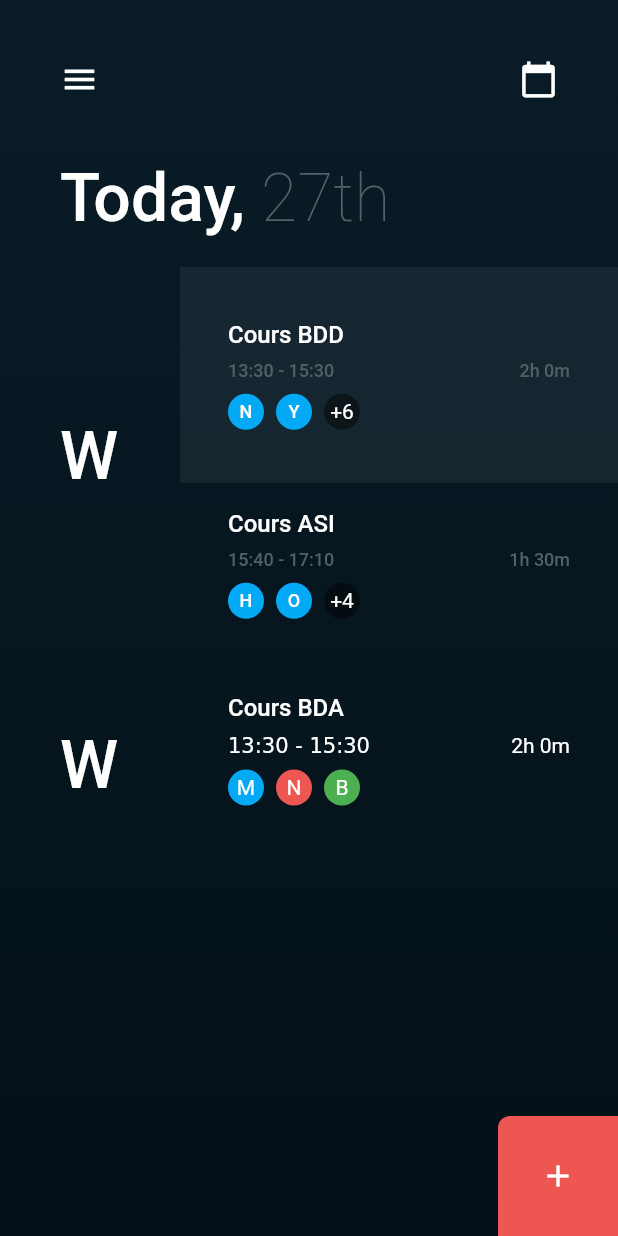
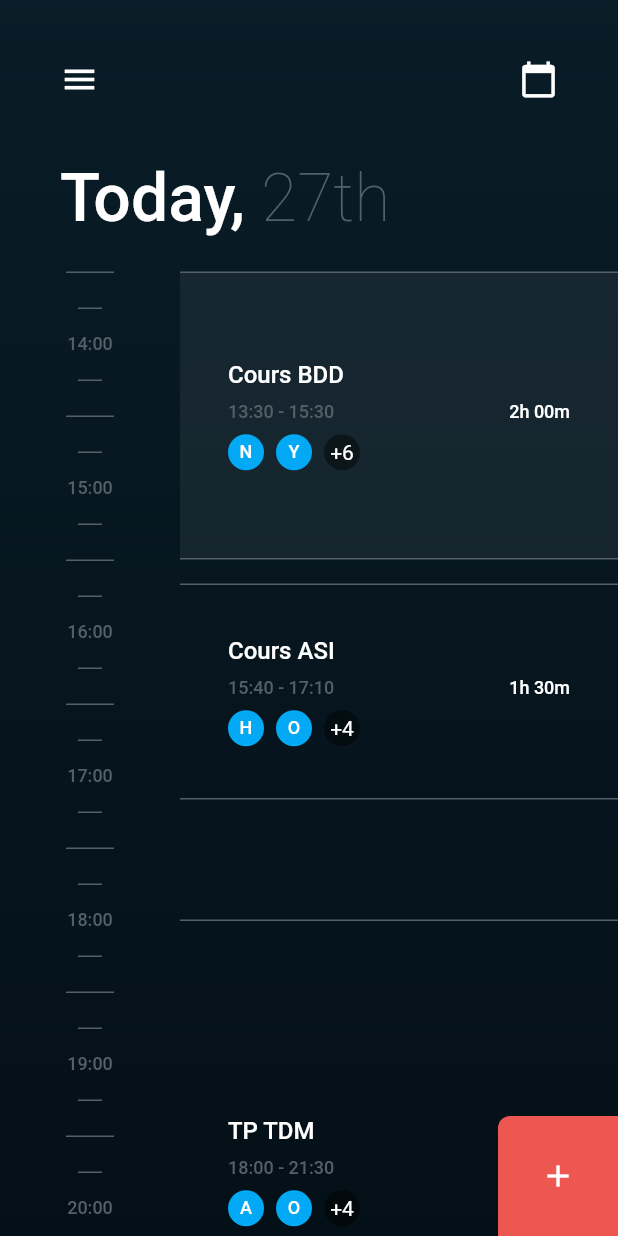
Before and after one commit to Majidbouikken/asi_gestion_absences, a Flutter app: the screen it shows after launch, on a phone screen of 412 x 824 dp. Run offline on Flutter 3.47's test engine with Material 2 defaults, Android fonts, the phone set to English and light mode, and no system bars; our stand-ins replace flutter_svg; Roboto replaces fonts that are missing (GothicA1); statements that could not run were skipped.

Commit message:
Today's event list done 📅

```diff
--- a/lib/model/event.dart
+++ b/lib/model/event.dart
@@ -51,5 +51,22 @@ class Event {
         Student.testStudents[2],
       ],
     ),
+    Event(
+      "3",
+      "TP TDM",
+      "Shared preferences",
+      "Salle Visio",
+      DateTime(2021, 3, 31, 18, 0),
+      DateTime(2021, 3, 31, 21, 30),
+      "url",
+      <Student>[
+        Student.testStudents[3],
+        Student.testStudents[6],
+        Student.testStudents[5],
+        Student.testStudents[4],
+        Student.testStudents[7],
+        Student.testStudents[2],
+      ],
+    ),
   ];
 }
--- a/lib/view/pages/home_page.dart
+++ b/lib/view/pages/home_page.dart
@@ -30,27 +30,23 @@ class HomePage extends StatelessWidget {
                   padding: const EdgeInsets.symmetric(horizontal: 40.0),
                   child: RichText(
                       textAlign: TextAlign.left,
-                          text: TextSpan(
-                              style: TextStyle(fontSize: 30),
-                              children: [
+                      text: TextSpan(style: TextStyle(fontSize: 30), children: [
                         TextSpan(
                             text: 'Today, ',
-                                    style:
-                                        Theme.of(context).textTheme.headline1),
+                            style: Theme.of(context).textTheme.headline1),
                         TextSpan(
                             text: '27th',
-                                    style:
-                                        Theme.of(context).textTheme.headline2),
+                            style: Theme.of(context).textTheme.headline2),
                       ])),
                 ),
                 SizedBox(
-                      height: 20,
+                  height: 11,
                 ),
                 // todo: add event
                 Row(
                   children: [
                     // todo: add timeline
-                        Container(
+                    /*Container(
                       width: 120,
                       child: Padding(
                         padding: const EdgeInsets.only(left: 40.0),
@@ -66,8 +62,10 @@ class HomePage extends StatelessWidget {
                                           .headline1),
                                 ])),
                       ),
-                        ),
-                        EventList(events: Event.testEvents,)
+                    ),*/
+                    EventList(
+                      todayEvents: Event.testEvents,
+                    )
                   ],
                 ),
                 Row(
@@ -104,8 +102,7 @@ class HomePage extends StatelessWidget {
                             height: 8,
                           ),
                           Row(
-                                mainAxisAlignment:
-                                MainAxisAlignment.spaceBetween,
+                            mainAxisAlignment: MainAxisAlignment.spaceBetween,
                             children: [
                               RichText(
                                   text: TextSpan(children: [
@@ -127,8 +124,7 @@ class HomePage extends StatelessWidget {
                                 alignment: Alignment.center,
                                 decoration: BoxDecoration(
                                     color: Colors.lightBlue,
-                                        borderRadius:
-                                        BorderRadius.circular(12)),
+                                    borderRadius: BorderRadius.circular(12)),
                                 child: Text('M'),
                               ),
                               SizedBox(
@@ -140,8 +136,7 @@ class HomePage extends StatelessWidget {
                                 alignment: Alignment.center,
                                 decoration: BoxDecoration(
                                     color: Theme.of(context).buttonColor,
-                                        borderRadius:
-                                        BorderRadius.circular(12)),
+                                    borderRadius: BorderRadius.circular(12)),
                                 child: Text('N'),
                               ),
                               SizedBox(
@@ -153,8 +148,7 @@ class HomePage extends StatelessWidget {
                                 alignment: Alignment.center,
                                 decoration: BoxDecoration(
                                     color: Colors.green,
-                                        borderRadius:
-                                        BorderRadius.circular(12)),
+                                    borderRadius: BorderRadius.circular(12)),
                                 child: Text('B'),
                               ),
                             ],
@@ -187,7 +181,8 @@ class HomePage extends StatelessWidget {
             Align(
                 alignment: Alignment.bottomRight,
                 child: Material(
-                        borderRadius: BorderRadius.only(topLeft: Radius.circular(8)),
+                    borderRadius:
+                        BorderRadius.only(topLeft: Radius.circular(8)),
                     elevation: 0,
                     color: Theme.of(context).buttonColor,
                     child: InkWell(
--- a/lib/view/widgets/eventListWidget.dart
+++ b/lib/view/widgets/eventListWidget.dart
@@ -1,119 +1,135 @@
-import 'package:asi_gestion_absences/model/student.dart';
+import 'package:asi_gestion_absences/view/widgets/eventWidget.dart';
 import 'package:flutter/cupertino.dart';
 import 'package:flutter/material.dart';
 import '../../model/event.dart';
 
 class EventList extends StatelessWidget {
-  final List<Event> events;
+  final List<Event> todayEvents;
+  final double _spaceBetweenDividers = 1.6;
 
-  const EventList({Key key, this.events}) : super(key: key);
+  const EventList({Key key, this.todayEvents}) : super(key: key);
 
   @override
   Widget build(BuildContext context) {
-    return Column(
-      children: _eventListBuilder(context, events),
+    return Row(
+      crossAxisAlignment: CrossAxisAlignment.start,
+      children: [
+        Container(
+          width: 120,
+          child: Column(
+            children: _timeStepBuilder(
+                context, todayEvents.first.start, todayEvents.last.end),
+          ),
+        ),
+        Column(
+          children: _eventListBuilder(context, todayEvents),
+        )
+      ],
     );
   }
 
-  // returns a list of widgets to display Events horizontally
-  List<Widget> _eventListBuilder(BuildContext context, List<Event> list) {
+  // builds time steps
+  List<Widget> _timeStepBuilder(
+      BuildContext context, DateTime startTime, DateTime endTime) {
     List<Widget> _list = [];
-    for (int i = 0; i < list.length; i++) {
-      Duration duration = list[i].end.difference(list[i].start);
-      _list.add(Container(
-        height: (12 * duration.inMinutes / 10),
-        width: MediaQuery.of(context).size.width - 120,
-        padding: EdgeInsets.symmetric(horizontal: 32),
-        color: (i == 0)
-            ? Theme.of(context).accentColor.withOpacity(0.2)
-            : Colors.transparent,
-        child: Column(
-          crossAxisAlignment: CrossAxisAlignment.start,
-          mainAxisSize: MainAxisSize.min,
-          mainAxisAlignment: MainAxisAlignment.center,
+    int _start = startTime.minute - (startTime.minute.remainder(15));
+    int _duration = endTime.difference(startTime).inMinutes;
+    int _end = (_duration % 15 == 0)
+        ? _duration
+        : _duration + (15 - endTime.minute.remainder(15));
+    int _steps = (_end - _start) ~/ 15 + 1;
+    int _startWithAnHourOrDivider = (() {
+      if (_start % 60 == 0)
+        return 0;
+      else if (_start % 45 == 0)
+        return 1;
+      else if (_start % 30 == 0)
+        return 2;
+      else if (_start % 15 == 0) return 3;
+    }());
+    // divider types
+    Column _smallStep = Column(
       children: [
-            Text(
-              list[i].summary,
-              style: Theme.of(context).textTheme.headline3,
+        Container(
+          width: 16,
+          height: _spaceBetweenDividers*7.5,
         ),
-            SizedBox(
-              height: 8,
+        Container(
+          width: 16,
+          height: _spaceBetweenDividers*7.5,
+          decoration: BoxDecoration(
+              border: Border(
+                  top: BorderSide(
+                      color: Theme.of(context).accentColor, width: 1))),
+        )
+      ],
+    );
+    Column _largeStep = Column(
+      children: [
+        Container(
+          width: 32,
+          height: _spaceBetweenDividers*7.5,
         ),
-            Row(
-              mainAxisAlignment: MainAxisAlignment.spaceBetween,
-              children: [
-                Text(
-                  list[i].start.hour.toString() +
-                      ":" +
-                      list[i].start.minute.toString() +
-                      " - " +
-                      list[i].end.hour.toString() +
-                      ":" +
-                      list[i].end.minute.toString(),
+        Container(
+          width: 32,
+          height: _spaceBetweenDividers*7.5,
+          decoration: BoxDecoration(
+              border: Border(
+                  top: BorderSide(
+                      color: Theme.of(context).accentColor, width: 1))),
+        )
+      ],
+    );
+    // an index to render the fitted divider type
+    int _index = _startWithAnHourOrDivider;
+    for (int i = 0; i < _steps; i++) {
+      debugPrint(_index.toString());
+      _list.add((() {
+        if (_index == 0) {
+          _index = 1;
+          return Container(
+            width: 64,
+            height: _spaceBetweenDividers*15,
+            alignment: Alignment.center,
+            child: Text(
+              ((_startWithAnHourOrDivider==0)?startTime.hour+i~/4:startTime.hour+i~/4+1).toString() + ":00",
               style: Theme.of(context).textTheme.headline6,
             ),
-                Text(
-                  (() {
-                    // calculate difference between start and end
-                    String durationString = "";
-                    int minutes = (duration.inMinutes - duration.inHours * 60);
-                    durationString = duration.inHours.toString() +
-                        "h " +
-                        minutes.toString() +
-                        "m";
-                    return durationString;
-                  }()),
-                  style: Theme.of(context).textTheme.headline6,
-                )
-              ],
-            ),
-            SizedBox(
-              height: 8,
-            ),
-            Row(
-              children: _studentsAvatarsBuilder(
-                  context, Student.getDisplayNames(list[i].attendees), 2),
-            )
-          ],
-        ),
-      ));
+          );
+        } else if (_index == 1) {
+          _index = 2;
+          return _smallStep;
+        } else if (_index == 2) {
+          _index = 3;
+          return _largeStep;
+        } else if (_index == 3) {
+          _index = 0;
+          return _smallStep;
+        }
+      }()));
     }
     return _list;
   }
 
   // returns a list of widgets to display Events horizontally
-  List<Widget> _studentsAvatarsBuilder(
-      BuildContext context, List<String> list, int maxDisplay) {
-    List<Widget> _list = [];
-    for (int i = 0; (i < list.length) && (i < maxDisplay); i++) {
-      _list.add(
-        Container(
-          height: 24,
-          width: 24,
-          alignment: Alignment.center,
-          decoration: BoxDecoration(
-              color: Colors.lightBlue, borderRadius: BorderRadius.circular(12)),
-          child: Text(
-            list[i].substring(0, 1),
-            style: Theme.of(context).textTheme.headline5,
-          ),
-        ),
-      );
+  List<Widget> _eventListBuilder(BuildContext context, List<Event> list) {
+    List<Widget> _list = [
+      SizedBox(
+        height: _spaceBetweenDividers*7.5,
+      )
+    ];
+    for (int i = 0; i < list.length; i++) {
+      if (i == 0 && list.first.start.minute.remainder(15) != 0)
+        _list
+            .add(SizedBox(height: _spaceBetweenDividers * list.first.start.minute.remainder(15)));
+      else if (i != 0)
         _list.add(SizedBox(
-        width: 8,
+          height: _spaceBetweenDividers *
+              ((list[i].start.hour * 60 + list[i].start.minute) -
+                  (list[i - 1].end.hour * 60 + list[i - 1].end.minute)),
         ));
+      _list.add(EventWidget(event: list[i], spaceBetweenDividers: _spaceBetweenDividers, index: i,));
     }
-    if (maxDisplay < list.length)
-      _list.add(
-        Container(
-          height: 24,
-          width: 24,
-          alignment: Alignment.center,
-          decoration: BoxDecoration(
-              color: Colors.black45, borderRadius: BorderRadius.circular(12)),
-          child: Text("+" + (list.length - maxDisplay).toString()),
-        ),
-      );
     return _list;
   }
 }
--- /dev/null
+++ b/lib/view/widgets/eventWidget.dart
@@ -0,0 +1,116 @@
+import 'package:asi_gestion_absences/model/event.dart';
+import 'package:asi_gestion_absences/model/student.dart';
+import 'package:flutter/material.dart';
+
+class EventWidget extends StatelessWidget {
+  final Event event;
+  final double spaceBetweenDividers;
+  final int index;
+
+  const EventWidget(
+      {Key key, this.event, this.spaceBetweenDividers, this.index})
+      : super(key: key);
+
+  @override
+  Widget build(BuildContext context) {
+    Duration duration = this.event.end.difference(this.event.start);
+    return Container(
+      height: (this.spaceBetweenDividers * duration.inMinutes),
+      width: MediaQuery.of(context).size.width - 120,
+      padding: EdgeInsets.symmetric(horizontal: 32),
+      decoration: BoxDecoration(
+          color: (this.index == 0)
+              ? Theme.of(context).accentColor.withOpacity(0.2)
+              : Colors.transparent,
+          border: Border(
+              top: BorderSide(width: 1, color: Theme.of(context).accentColor),
+              bottom:
+                  BorderSide(width: 1, color: Theme.of(context).accentColor))),
+      child: Column(
+        crossAxisAlignment: CrossAxisAlignment.start,
+        mainAxisSize: MainAxisSize.min,
+        mainAxisAlignment: MainAxisAlignment.center,
+        children: [
+          Text(
+            this.event.summary,
+            style: Theme.of(context).textTheme.headline3,
+          ),
+          SizedBox(
+            height: 8,
+          ),
+          Row(
+            mainAxisAlignment: MainAxisAlignment.spaceBetween,
+            children: [
+              Text(
+                this.event.start.hour.toString() +
+                    ":" +
+                    this.event.start.minute.toString().padLeft(2, '0') +
+                    " - " +
+                    this.event.end.hour.toString() +
+                    ":" +
+                    this.event.end.minute.toString().padLeft(2, '0'),
+                style: Theme.of(context).textTheme.headline6,
+              ),
+              Text(
+                (() {
+                  // calculate difference between start and end
+                  String durationString = "";
+                  int minutes = (duration.inMinutes - duration.inHours * 60);
+                  durationString = duration.inHours.toString() +
+                      "h " +
+                      minutes.toString().padLeft(2, '0') +
+                      "m";
+                  return durationString;
+                }()),
+                style: Theme.of(context).textTheme.headline5,
+              )
+            ],
+          ),
+          SizedBox(
+            height: 8,
+          ),
+          Row(
+            children: _studentsAvatarsBuilder(
+                context, Student.getDisplayNames(this.event.attendees), 2),
+          )
+        ],
+      ),
+    );
+  }
+
+  // returns a list of widgets to display Events horizontally
+  List<Widget> _studentsAvatarsBuilder(
+      BuildContext context, List<String> list, int maxDisplay) {
+    List<Widget> _list = [];
+    for (int i = 0; (i < list.length) && (i < maxDisplay); i++) {
+      _list.add(
+        Container(
+          height: 24,
+          width: 24,
+          alignment: Alignment.center,
+          decoration: BoxDecoration(
+              color: Colors.lightBlue, borderRadius: BorderRadius.circular(12)),
+          child: Text(
+            list[i].substring(0, 1),
+            style: Theme.of(context).textTheme.headline5,
+          ),
+        ),
+      );
+      _list.add(SizedBox(
+        width: 8,
+      ));
+    }
+    if (maxDisplay < list.length)
+      _list.add(
+        Container(
+          height: 24,
+          width: 24,
+          alignment: Alignment.center,
+          decoration: BoxDecoration(
+              color: Colors.black45, borderRadius: BorderRadius.circular(12)),
+          child: Text("+" + (list.length - maxDisplay).toString()),
+        ),
+      );
+    return _list;
+  }
+}
```
Lines whose indentation alone changed are shown as unchanged.
